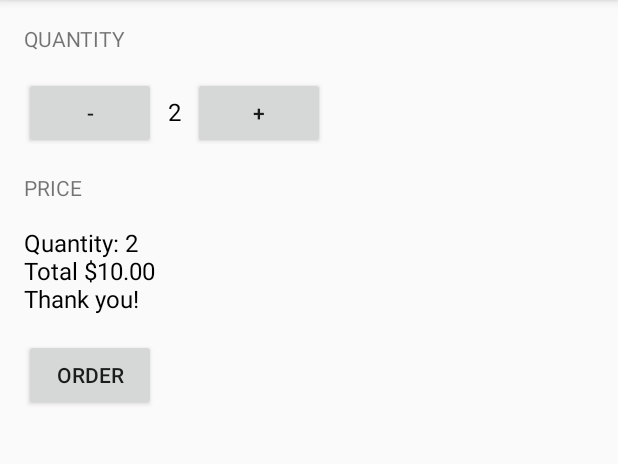
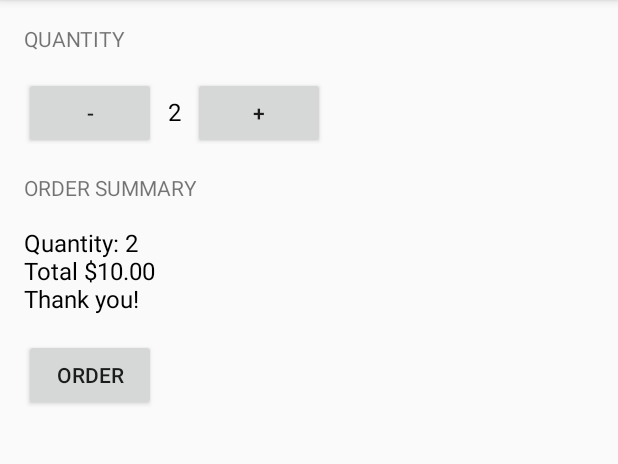
Before and after one commit to letrandat/just-java, an Android app: the screen it shows after launch (MainActivity), on a phone screen of 412 x 824 dp, the part 84-548 px from its top. Run offline under Robolectric (Android 15) with nearby library versions, the phone set to English and light mode, and no system bars.

Commit message:
some stupid changes :D

```diff
--- a/app/src/main/res/layout/activity_main.xml
+++ b/app/src/main/res/layout/activity_main.xml
@@ -22,7 +22,7 @@
             android:layout_height="wrap_content"
             android:layout_marginLeft="16dp"
             android:onClick="decrement"
-            android:text="-" />
+            android:text="@string/decrease" />
 
         <TextView
             android:id="@+id/quantity_text_view"
@@ -37,7 +37,7 @@
             android:layout_width="wrap_content"
             android:layout_height="wrap_content"
             android:onClick="increment"
-            android:text="+" />
+            android:text="@string/increase" />
 
     </LinearLayout>
 
@@ -45,7 +45,7 @@
         android:layout_width="wrap_content"
         android:layout_height="wrap_content"
         android:padding="16dp"
-        android:text="@string/price_title"
+        android:text="@string/order_summary_text_view"
         android:textAllCaps="true" />
 
     <TextView
--- a/app/src/main/res/values/strings.xml
+++ b/app/src/main/res/values/strings.xml
@@ -6,6 +6,8 @@
     <string name="quantity_title">Quantity</string>
     <string name="quantity">0</string>
     <string name="button">Order</string>
-    <string name="price_title">Price</string>
+    <string name="order_summary_text_view">Order Summary</string>
     <string name="price">0</string>
+    <string name="increase">+</string>
+    <string name="decrease">-</string>
 </resources>
```
Also changed, not shown: app/src/main/java/com/daynhauhoc/justjava/MainActivity.java (+0 -11 lines).
